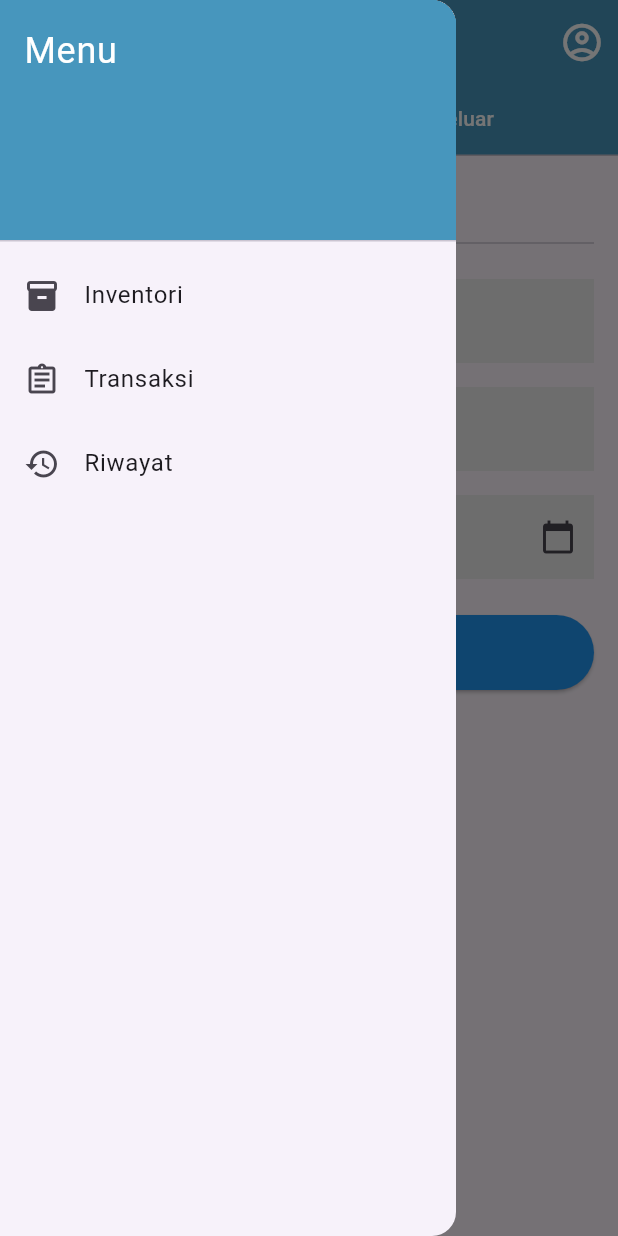
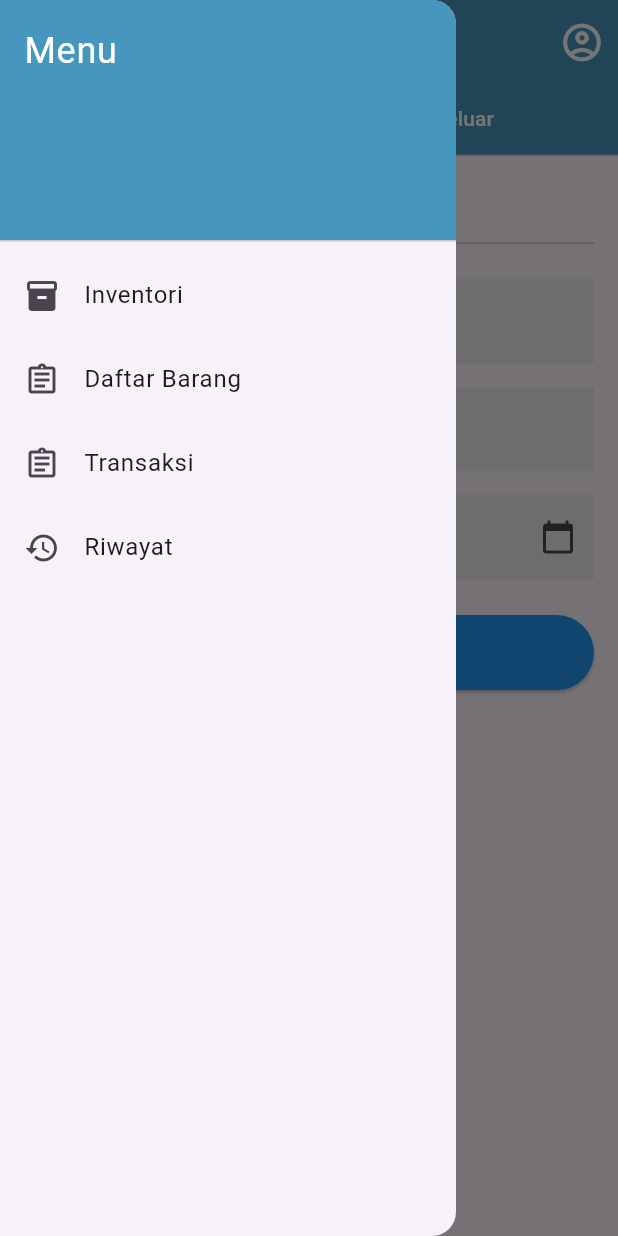
Before and after one commit to athalafk/freshtrack-mobile, a Flutter app: the TransactionsPage screen opened directly, with the side drawer open, on a phone screen of 412 x 824 dp. Run offline on Flutter 3.47's test engine with Material 3 defaults, Android fonts, the phone set to English and light mode, and no system bars; our stand-ins replace google_fonts, shared_preferences; accounts and stored records are empty; network calls fail.

Commit message:
Update data transaksi

```diff
--- a/lib/pages/transaction.dart
+++ b/lib/pages/transaction.dart
@@ -2,7 +2,9 @@ import 'package:flutter/material.dart';
 import 'home.dart';
 import 'login.dart';
 import 'history.dart';
+import 'registration.dart';
 import '../services/api_service.dart';
+import '../data/models/barang.dart';
 
 class TransactionsPage extends StatefulWidget {
   final String? username;
@@ -102,32 +104,55 @@ class _TransactionsPageState extends State<TransactionsPage> with SingleTickerPr
           children: [
             DrawerHeader(
               decoration: BoxDecoration(color: Color(0xFF4796BD)),
-              child: Text("Menu", style: TextStyle(color: Colors.white, fontSize: 24)),
+              child: Text(
+                "Menu",
+                style: TextStyle(color: Colors.white, fontSize: 24),
+              ),
             ),
             ListTile(
               leading: Icon(Icons.inventory),
               title: Text("Inventori"),
-              onTap: () {
+              onTap: (){
                 Navigator.pop(context);
-                Navigator.push(context, MaterialPageRoute(builder: (context) => HomePage(username: widget.username)));
+                Navigator.push(
+                  context,
+                  MaterialPageRoute(builder: (context) => HomePage()),
+                );
+              },
+            ),
+            ListTile(
+              leading: Icon(Icons.assignment_outlined),
+              title: Text("Daftar Barang"),
+              onTap: (){
+                Navigator.pop(context);
+                Navigator.push(
+                  context,
+                  MaterialPageRoute(builder: (context) => RegistrationPage()),
+                );
               },
             ),
             ListTile(
               leading: Icon(Icons.assignment_outlined),
               title: Text("Transaksi"),
-              onTap: () {
+              onTap: (){
                 Navigator.pop(context);
-                Navigator.push(context, MaterialPageRoute(builder: (context) => TransactionsPage(username: widget.username)));
+                Navigator.push(
+                  context,
+                  MaterialPageRoute(builder: (context) => TransactionsPage()),
+                );
               },
             ),
             ListTile(
               leading: Icon(Icons.history),
               title: Text("Riwayat"),
-              onTap: () {
+              onTap: (){
                 Navigator.pop(context);
-                Navigator.push(context, MaterialPageRoute(builder: (context) => HistoryPage(username: widget.username)));
+                Navigator.push(
+                  context,
+                  MaterialPageRoute(builder: (context) => HistoryPage()),
+                );
               },
-            ),
+            )
           ],
         ),
       ),
@@ -150,18 +175,32 @@ class TransactionForm extends StatefulWidget {
 }
 
 class _TransactionFormState extends State<TransactionForm> {
-  final List<String> barangList = [
-    'Beras',
-    'Gula',
-    'Minyak Goreng',
-    'Tepung Terigu',
-    'Kecap',
-    'Garam',
-    'Minyak Sawit'
-  ];
+  List<Barang> barangList = [];
+  bool isLoading = true;
 
   DateTime? _selectedDate;
   final TextEditingController _dateController = TextEditingController();
+
+  @override
+  void initState() {
+    super.initState();
+    _fetchBarang();
+  }
+
+  Future<void> _fetchBarang() async {
+    try {
+      List<Barang> barangData = await ApiService().getBarang();
+      setState(() {
+        barangList = barangData;
+        isLoading = false;
+      });
+    } catch (e) {
+      setState(() => isLoading = false);
+      ScaffoldMessenger.of(context).showSnackBar(
+        SnackBar(content: Text('Gagal memuat data barang: $e')),
+      );
+    }
+  }
 
   Future<void> _selectDate(BuildContext context) async {
     final DateTime? picked = await showDatePicker(
@@ -186,6 +225,10 @@ class _TransactionFormState extends State<TransactionForm> {
 
   @override
   Widget build(BuildContext context) {
+    if (isLoading) {
+      return Center(child: CircularProgressIndicator());
+    }
+
     return Padding(
       padding: EdgeInsets.all(16.0),
       child: Column(
@@ -202,9 +245,9 @@ class _TransactionFormState extends State<TransactionForm> {
               if (textEditingValue.text.isEmpty) {
                 return const Iterable<String>.empty();
               }
-              return barangList.where((String barang) {
-                return barang.toLowerCase().contains(textEditingValue.text.toLowerCase());
-              });
+              return barangList
+                  .map((barang) => barang.namaBarang ?? '') // <- pakai field yg benar dari model
+                  .where((nama) => (nama ?? '').toLowerCase().contains(textEditingValue.text.toLowerCase()));
             },
             onSelected: (String selection) {
               // nanti implementasi pilihan di sini
@@ -288,7 +331,7 @@ Future<void> _performLogout(BuildContext context) async {
   } catch (e) {
     Navigator.pop(context);
     ScaffoldMessenger.of(context).showSnackBar(
-      SnackBar(content: Text('Gagal logout: ${e.toString()}')),
-    );
+        SnackBar(content: Text('Gagal logout: ${e.toString()}')),
+        );
   }
 }
--- a/lib/services/api_service.dart
+++ b/lib/services/api_service.dart
@@ -6,7 +6,7 @@ import '../data/models/barang.dart';
 import '../data/models/batch_barang.dart';
 
 class ApiService {
-  final String _baseUrl = ('https://freshtrack.azurewebsites.net');
+  final String _baseUrl = ('http://127.0.0.1:8000');
 
   Future<User?> login(String username, String password) async {
     try {
```
